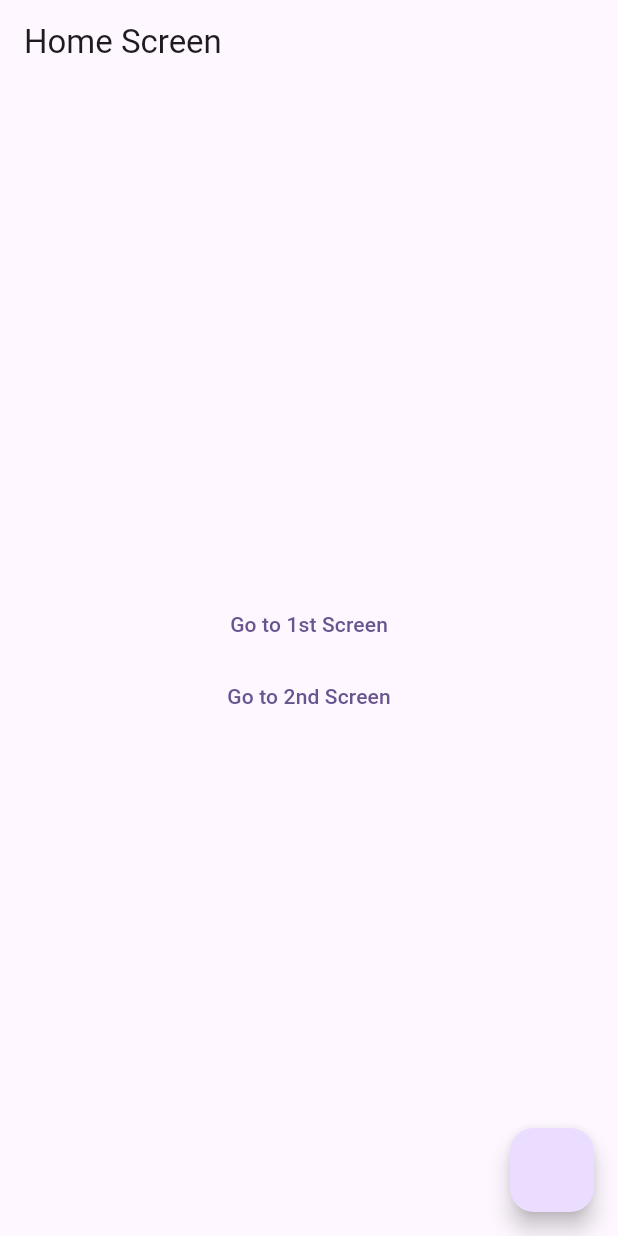
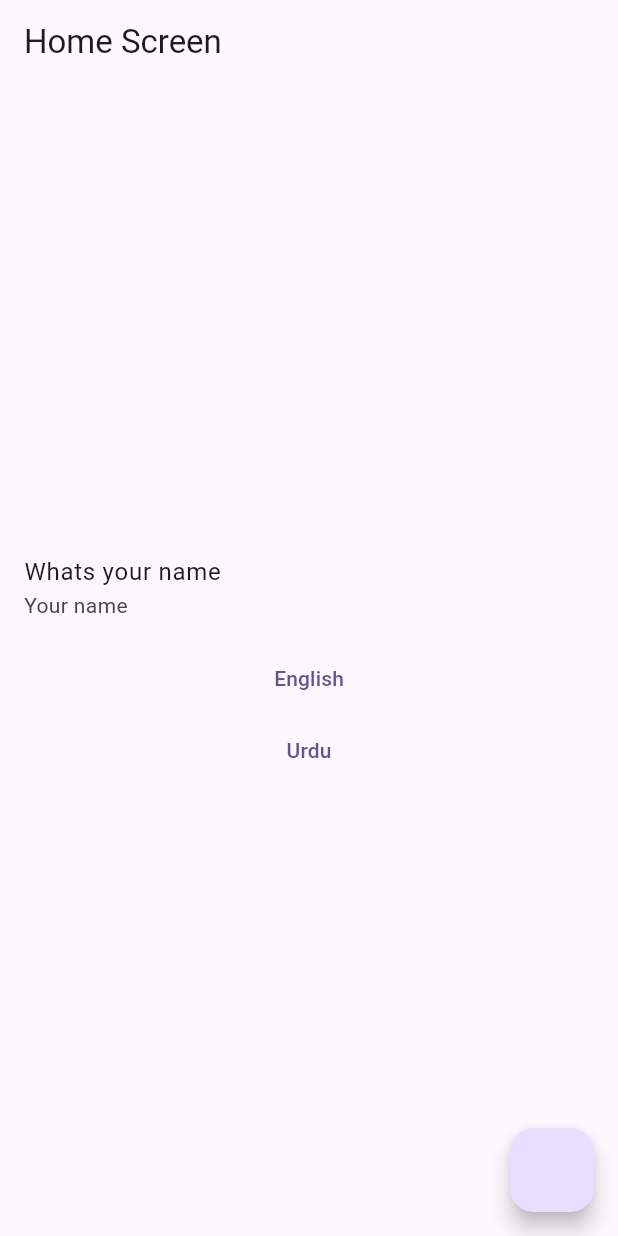
Before and after one commit to absoft-solution/GetX-Practice, a Flutter app: the screen it shows after launch, on a phone screen of 412 x 824 dp. Run offline on Flutter 3.47's test engine with Material 3 defaults, Android fonts, the phone set to English and light mode, and no system bars; our stand-ins replace get.

```diff
--- a/lib/main.dart
+++ b/lib/main.dart
@@ -1,5 +1,6 @@
 import 'package:flutter/material.dart';
 import 'package:get/get.dart';
+import 'package:getx_practice/services/lang_services.dart';
 import 'package:getx_practice/view/first_screen.dart';
 import 'package:getx_practice/view/home_screen.dart';
 import 'package:getx_practice/view/second_screen.dart';
@@ -20,6 +21,9 @@ class MyApp extends StatelessWidget {
         colorScheme: ColorScheme.fromSeed(seedColor: Colors.deepPurple),
         useMaterial3: true,
       ),
+      translations: LangServices(),
+      locale: Locale('en','US'),
+      fallbackLocale: Locale('ur','PK'),
       home: HomeScreen(),
       getPages: [
         GetPage(name: '/second_screen', page: ()=>SecondScreen()),
--- /dev/null
+++ b/lib/services/lang_services.dart
@@ -0,0 +1,15 @@
+import 'package:get/get_navigation/src/root/internacionalization.dart';
+
+class LangServices extends Translations {
+  @override
+  Map<String, Map<String, String>> get keys => {
+    'en_US': {
+      'message': 'Whats your name',
+      'name': 'Your name',
+    },
+    'ur_PK': {
+      'message': 'آپ کا نام کیا ہے؟',
+      'name': 'آپ کا نام',
+    }
+  };
+}
--- a/lib/view/home_screen.dart
+++ b/lib/view/home_screen.dart
@@ -23,12 +23,16 @@ class _HomeScreenState extends State<HomeScreen> {
           mainAxisAlignment: MainAxisAlignment.center,
           crossAxisAlignment: CrossAxisAlignment.center,
           children: [
+            ListTile(
+              title: Text('message'.tr),
+              subtitle: Text('name'.tr),
+            ),
              TextButton(onPressed: (){
-                Get.toNamed('/first_screen');
-             },child: Text("Go to 1st Screen"),),
+                Get.updateLocale(Locale('en','US'));
+             },child: Text("English"),),
             TextButton(onPressed: (){
-              Get.toNamed('/second_screen');
-            },child: Text("Go to 2nd Screen"),),
+              Get.updateLocale(Locale('ur','PK'));
+            },child: Text("Urdu"),),
           ],
         ),
       ),
```
